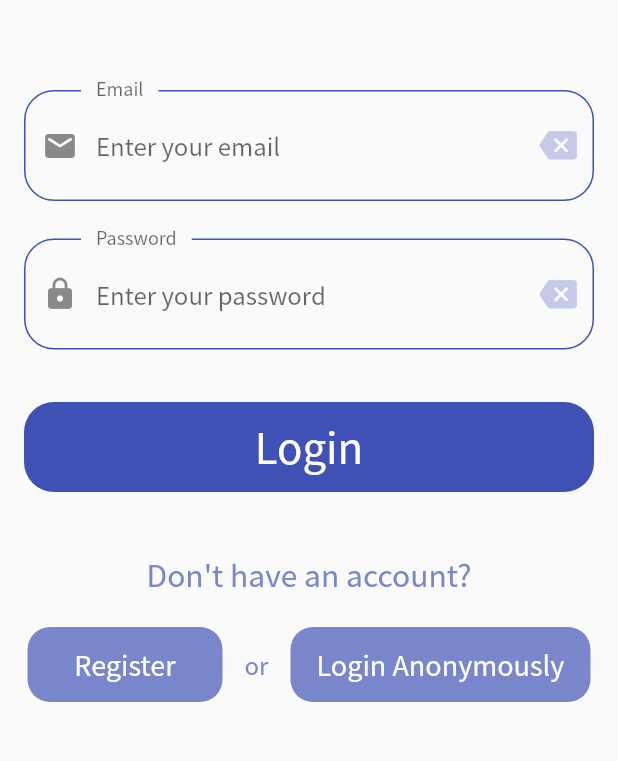
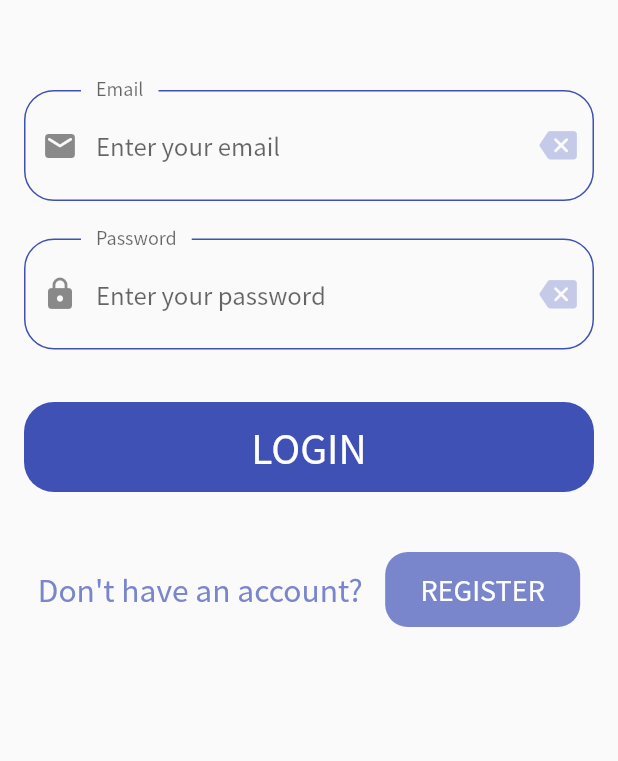
Before and after one commit to sophiathy/fyp_app, a Flutter app: the screen it shows after launch, on a phone screen of 412 x 824 dp, the part 315-1076 px from its top. Run offline on Flutter 3.47's test engine with Material 2 defaults, Android fonts, the phone set to English and light mode, and no system bars; our stand-ins replace animated_text_kit, awesome_dialog, cloud_firestore, csv, firebase_auth, firebase_storage and 11 more; accounts and stored records are empty.

Commit message:
7-8/3: - Added an endDrawer to Home (Edit Profile, User Manual, About, Logout) - Changed the styles of some of the texts and titles - Removed "login anonymously" - Increased the max of steps from 6000 to 10000 (for percentage) - Bug: White gap appears on top of the keyboard - Bug: Login account > consider using "dispose" or the "mounted" getter

```diff
--- a/lib/screens/account/login.dart
+++ b/lib/screens/account/login.dart
@@ -37,6 +37,7 @@ class _LoginState extends State<Login> {
         : new WillPopScope(
             onWillPop: () async => false, //disable the system back button
             child: Scaffold(
+              // resizeToAvoidBottomInset: false,     //if use, cannot scroll the form
               body: GestureDetector(
                 behavior: HitTestBehavior.opaque,
                 onTap: () {
@@ -237,24 +238,34 @@ class _LoginState extends State<Login> {
 
                               SizedBox(height: 40),
 
-                              Center(
-                                child: Text(
-                                  "Don't have an account?",
-                                  style: TextStyle(
-                                    fontSize: 20.0,
-                                    color: Colors.indigo[300],
-                                  ),
-                                ),
-                              ),
+                              // Center(
+                              //   child: Text(
+                              //     "Don't have an account?",
+                              //     style: TextStyle(
+                              //       fontSize: 20.0,
+                              //       color: Colors.indigo[300],
+                              //     ),
+                              //   ),
+                              // ),
 
-                              SizedBox(height: 20),
+                              // SizedBox(height: 20),
 
                               //TODO: Redesign button
                               Row(
-                                crossAxisAlignment: CrossAxisAlignment.center,
-                                mainAxisAlignment:
-                                    MainAxisAlignment.spaceEvenly,
+                                mainAxisAlignment: MainAxisAlignment.center,
                                 children: <Widget>[
+                                  Text(
+                                    "Don't have an account?",
+                                    style: Theme.of(context)
+                                          .textTheme
+                                          .bodyText2
+                                          .copyWith(
+                                            color: Colors.indigo[300],
+                                            fontSize: 20.0,
+                                            fontWeight: FontWeight.w500,
+                                          ),
+                                  ),
+                                  SizedBox(width: 15.0),
                                   SizedBox(
                                     width: 130.0,
                                     height: 50.0,
@@ -266,7 +277,7 @@ class _LoginState extends State<Login> {
                                       onPressed: (() => Navigator.of(context)
                                           .pushNamed('/register')),
                                       child: Text(
-                                        "Register",
+                                        "Register".toUpperCase(),
                                         style: TextStyle(
                                           fontSize: 18.0,
                                           //TODO: think of the text color of button
@@ -276,55 +287,54 @@ class _LoginState extends State<Login> {
                                     ),
                                   ),
 
-                                  SizedBox(width: 10.0),
+                                  // SizedBox(width: 10.0),
 
-                                  Text(
-                                    "or",
-                                    style: TextStyle(
-                                      fontSize: 16.0,
-                                      color: Colors.indigo[300],
-                                    ),
-                                  ),
+                                  // Text(
+                                  //   "or",
+                                  //   style: TextStyle(
+                                  //     fontSize: 16.0,
+                                  //     color: Colors.indigo[300],
+                                  //   ),
+                                  // ),
 
-                                  SizedBox(width: 10.0),
+                                  // SizedBox(width: 10.0),
 
-                                  //login (anonymous)
-                                  SizedBox(
-                                    width: 200.0,
-                                    height: 50.0,
-                                    child: FlatButton(
-                                      color: Colors.indigo[300],
-                                      shape: RoundedRectangleBorder(
-                                          borderRadius:
-                                              BorderRadius.circular(15.0)),
-                                      onPressed: () async {
-                                        dynamic getResult = await _authenticate
-                                            .loginAnon(); //null or Firebase user
+                                  // //login (anonymous)
+                                  // SizedBox(
+                                  //   width: 200.0,
+                                  //   height: 50.0,
+                                  //   child: FlatButton(
+                                  //     color: Colors.indigo[300],
+                                  //     shape: RoundedRectangleBorder(
+                                  //         borderRadius:
+                                  //             BorderRadius.circular(15.0)),
+                                  //     onPressed: () async {
+                                  //       dynamic getResult = await _authenticate
+                                  //           .loginAnon(); //null or Firebase user
 
-                                        if (getResult != null) {
-                                          print(
-                                              "Logged in as: " + getResult.uid);
-                                          Navigator.of(context)
-                                              .pushNamed('/home');
-                                        } else {
-                                          print("Error while logging in...");
-                                          setState(() {
-                                            if (!errors
-                                                .contains(kAnonymousLoginError))
-                                              errors.add(kAnonymousLoginError);
-                                          });
-                                        }
-                                      },
-                                      child: Text(
-                                        "Login Anonymously",
-                                        style: TextStyle(
-                                          fontSize: 18.0,
-                                          //TODO: think of the text color of button
-                                          color: Colors.white,
-                                        ),
-                                      ),
-                                    ),
-                                  ),
+                                  //       if (getResult != null) {
+                                  //         print(
+                                  //             "Logged in as: " + getResult.uid);
+                                  //         Navigator.of(context)
+                                  //             .pushNamed('/home');
+                                  //       } else {
+                                  //         print("Error while logging in...");
+                                  //         setState(() {
+                                  //           if (!errors
+                                  //               .contains(kAnonymousLoginError))
+                                  //             errors.add(kAnonymousLoginError);
+                                  //         });
+                                  //       }
+                                  //     },
+                                  //     child: Text(
+                                  //       "Login Anonymously",
+                                  //       style: TextStyle(
+                                  //         fontSize: 18.0,
+                                  //         color: Colors.white,
+                                  //       ),
+                                  //     ),
+                                  //   ),
+                                  // ),
                                 ],
                               ),
                             ],
--- a/lib/screens/workoutSummary.dart
+++ b/lib/screens/workoutSummary.dart
@@ -1,6 +1,5 @@
 // import 'dart:io';
 
-import 'package:awesome_dialog/awesome_dialog.dart';
 import 'package:csv/csv.dart';
 import 'package:firebase_auth/firebase_auth.dart';
 import 'package:firebase_storage/firebase_storage.dart';
@@ -130,7 +129,7 @@ class _WorkoutSummaryState extends State<WorkoutSummary> {
               ),
               Padding(
                 padding: const EdgeInsets.symmetric(
-                    vertical: 30.0, horizontal: 16.0),
+                    vertical: 20.0, horizontal: 16.0),
                 child: Stack(
                   children: <Widget>[
                     SectionCard(
@@ -159,7 +158,7 @@ class _WorkoutSummaryState extends State<WorkoutSummary> {
                                   children: <Widget>[
                                     SizedBox(height: 10.0),
                                     DetailRow(
-                                        title: 'Total steps taken today :',
+                                        title: 'Total Steps Taken Today :',
                                         content: "${widget.todaySteps} steps"),
                                   ],
                                 )
--- a/lib/services/database.dart
+++ b/lib/services/database.dart
@@ -30,7 +30,7 @@ class Database {
             (error) => print("Failed to update workout details: $error"));
   }
 
-  //get collection stream data
+  //get collection stream data of user's personal info
   Stream<QuerySnapshot> get usersData {
     return usersCollection.snapshots();
   }
--- a/lib/theme/theme.dart
+++ b/lib/theme/theme.dart
@@ -24,7 +24,7 @@ ThemeData lightTheme(BuildContext context){
         color: kPrimaryColor_light,
       ),
       bodyText2: TextStyle(
-        fontWeight: FontWeight.w500,
+        fontWeight: FontWeight.w300,
         color: kPrimaryColor_light,
       ),
     ),
@@ -59,7 +59,7 @@ ThemeData darkTheme(BuildContext context){
         color: kPrimaryColor_dark,
       ),
       bodyText2: TextStyle(
-        fontWeight: FontWeight.w500,
+        fontWeight: FontWeight.w300,
         color: kPrimaryColor_dark,
       ),
     ),
--- a/lib/widgets/Buttons.dart
+++ b/lib/widgets/Buttons.dart
@@ -20,10 +20,9 @@ class Buttons extends StatelessWidget {
         shape: RoundedRectangleBorder(borderRadius: BorderRadius.circular(20.0)),
         onPressed: press,
         child: Text(
-          name,
+          name.toUpperCase(),
           style: TextStyle(
-            fontSize: 28.0,
-            //TODO: think of the text color for button
+            fontSize: 26.0,
             color: Colors.white,
           ),
         ),
--- a/lib/widgets/detailRow.dart
+++ b/lib/widgets/detailRow.dart
@@ -21,6 +21,7 @@ class DetailRow extends StatelessWidget {
               .bodyText2
               .copyWith(
                 fontSize: 20.0,
+                fontWeight: FontWeight.w500,
               ),
         ),
         Text(
--- a/pubspec.yaml
+++ b/pubspec.yaml
@@ -96,6 +96,8 @@ flutter:
       fonts:
         - asset: assets/fonts/Noto_Sans_JP/NotoSansJP-Light.otf
           weight: 300
+        - asset: assets/fonts/Noto_Sans_JP/NotoSansJP-Medium.otf
+          weight: 500
         - asset: assets/fonts/Noto_Sans_JP/NotoSansJP-Bold.otf
           weight: 700
   # - family: Trajan Pro
```
Also changed, not shown: lib/screens/checkLogin.dart (+18 -9 lines), lib/screens/home.dart (+49 -37 lines), lib/screens/workingOut.dart (+10 -9 lines), lib/sections/SummarySection.dart (+25 -13 lines), lib/services/authAccount.dart (+10 -10 lines), lib/widgets/ExerciseBtn.dart (+7 -4 lines), lib/widgets/loading.dart (+9 -5 lines), lib/widgets/settingsDrawer.dart (added, +90 -0 lines), lib/widgets/settingsOptions.dart (added, +44 -0 lines).
